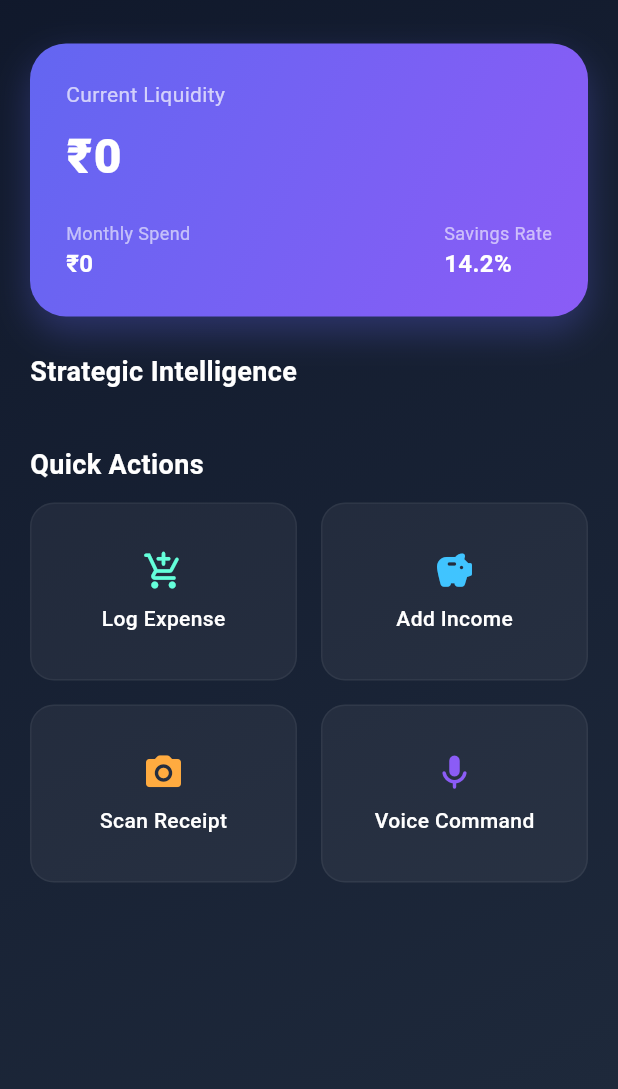
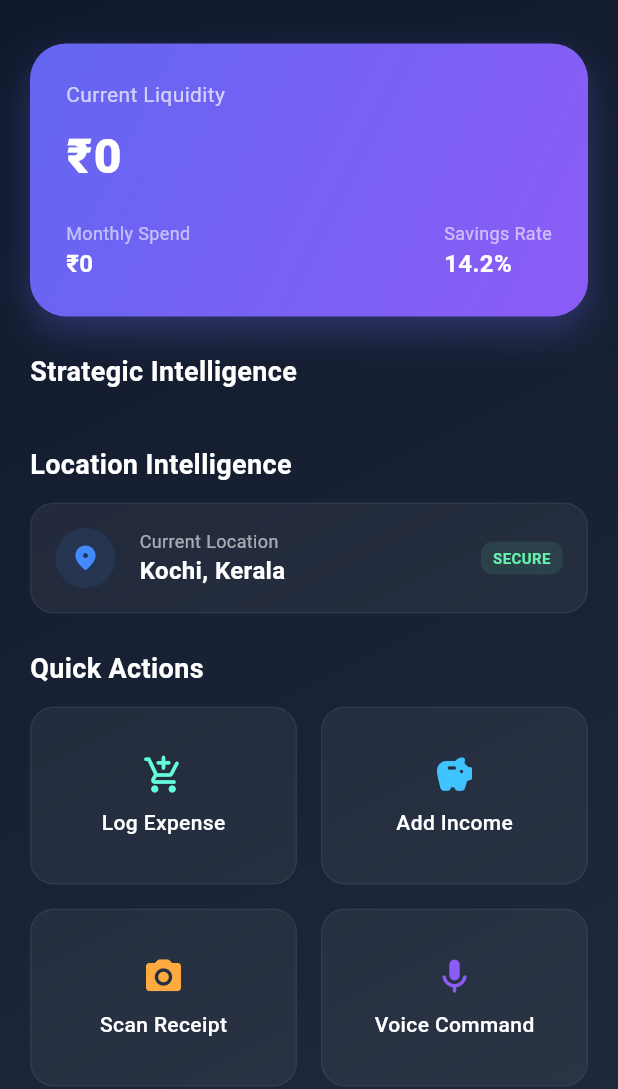
Before and after one commit to ajsalpv/personal-finance-copilot, a Flutter app: the DashboardScreen screen opened directly, on a phone screen of 412 x 824 dp, the part 147-1236 px from its top. Run offline on Flutter 3.47's test engine with Material 3 defaults, Android fonts, the phone set to English and light mode, and no system bars; our stand-ins replace audioplayers, camera, flutter_tts, permission_handler, screenshot, shared_preferences and 1 more; missing offline and left inert: flutter_foreground_task, receive_sharing_intent; accounts and stored records are empty; network calls fail.

Commit message:
Phase 19 Final: Fixed chat connectivity, added Location Intelligence dashboard, and wired live strategic intelligence signals. System ready for production.

```diff
--- a/frontend/lib/screens/dashboard_screen.dart
+++ b/frontend/lib/screens/dashboard_screen.dart
@@ -71,10 +71,64 @@ class _DashboardScreenState extends State<DashboardScreen> {
                 const SizedBox(height: 12),
                 _buildIntelligenceFeed(),
                 const SizedBox(height: 24),
+                _buildSectionTitle("Location Intelligence"),
+                const SizedBox(height: 12),
+                _buildLocationStatus(),
+                const SizedBox(height: 24),
                 _buildSectionTitle("Quick Actions"),
                 const SizedBox(height: 12),
                 _buildActionGrid(),
               ],
+            ),
+          ),
+        ],
+      ),
+    );
+  }
+
+  Widget _buildLocationStatus() {
+    return Container(
+      padding: const EdgeInsets.all(16),
+      decoration: BoxDecoration(
+        color: Colors.white.withOpacity(0.05),
+        borderRadius: BorderRadius.circular(16),
+        border: Border.all(color: Colors.white.withOpacity(0.05)),
+      ),
+      child: Row(
+        children: [
+          Container(
+            padding: const EdgeInsets.all(10),
+            decoration: BoxDecoration(
+              color: Colors.blueAccent.withOpacity(0.1),
+              shape: BoxShape.circle,
+            ),
+            child: const Icon(Icons.location_on_rounded, color: Colors.blueAccent, size: 20),
+          ),
+          const SizedBox(width: 16),
+          Expanded(
+            child: Column(
+              crossAxisAlignment: CrossAxisAlignment.start,
+              children: [
+                const Text(
+                  'Current Location',
+                  style: TextStyle(color: Colors.white60, fontSize: 12),
+                ),
+                Text(
+                  'Kochi, Kerala', // Simulation: In a real app, this updates from logLocation
+                  style: const TextStyle(color: Colors.white, fontSize: 16, fontWeight: FontWeight.bold),
+                ),
+              ],
+            ),
+          ),
+          Container(
+            padding: const EdgeInsets.symmetric(horizontal: 8, vertical: 4),
+            decoration: BoxDecoration(
+              color: Colors.greenAccent.withOpacity(0.1),
+              borderRadius: BorderRadius.circular(8),
+            ),
+            child: const Text(
+              'SECURE',
+              style: TextStyle(color: Colors.greenAccent, fontSize: 10, fontWeight: FontWeight.bold),
             ),
           ),
         ],
```
Also changed, not shown: frontend/lib/screens/insights_screen.dart (+2 -30 lines), frontend/lib/services/api_client.dart (+49 -0 lines), 3 other files.
